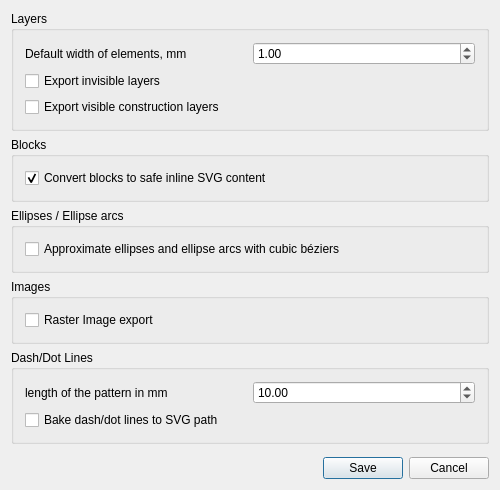
Above: librecad/src/ui/forms/qg_dlgoptionsmakercam.ui from LibreCAD/LibreCAD before the change. Below: the same form after it.
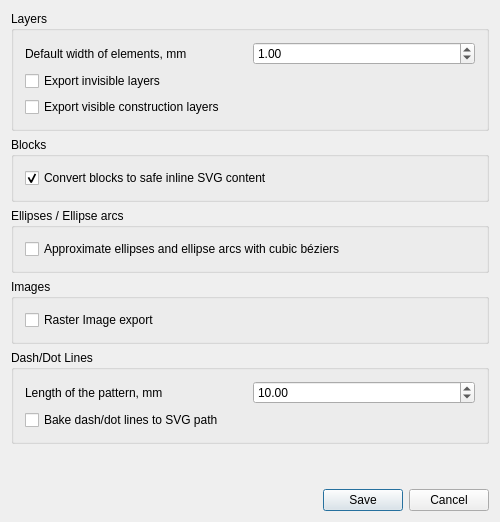
That is the form after the change.

Commit message: SVG export fixes:  - crash on windows with Image Export (great thanks to lordofbikes)  - use fabs instead of abs in baking calculation to avoid issues on certain conditions with very small dimentions  - slightly increased height of Export dialog to avoid issues with displaying UI with some combination fonts/system (Ubuntu 16.04 with default fonts)

The edit to the form file:
```diff
--- a/librecad/src/ui/forms/qg_dlgoptionsmakercam.ui
+++ b/librecad/src/ui/forms/qg_dlgoptionsmakercam.ui
@@ -7,13 +7,13 @@
     <x>0</x>
     <y>0</y>
     <width>500</width>
-    <height>490</height>
+    <height>522</height>
    </rect>
   </property>
   <property name="minimumSize">
    <size>
     <width>500</width>
-    <height>490</height>
+    <height>522</height>
    </size>
   </property>
   <property name="windowTitle">
@@ -156,7 +156,7 @@
           <item>
            <widget class="QLabel" name="lbDashLinePatternLength">
             <property name="text">
-             <string>length of the pattern in mm</string>
+             <string>Length of the pattern, mm</string>
             </property>
            </widget>
           </item>
```
Left out of the diff: 6 changed lines with no effect on the pictures. The commit also changes 1 other file.
